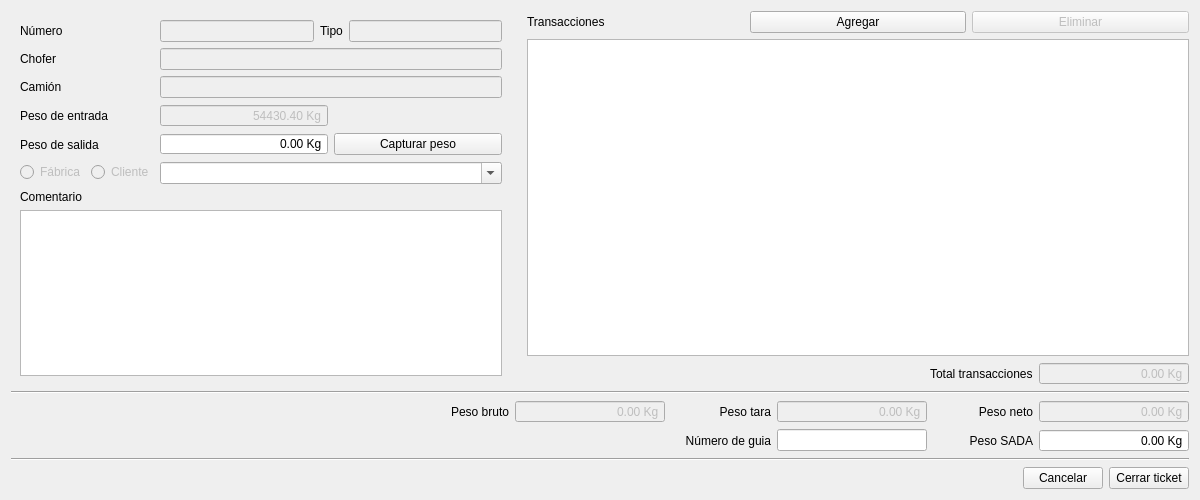
First picture: the form in romano/ui/close_ticket.ui, repository elshaka/Romano, before the edit.
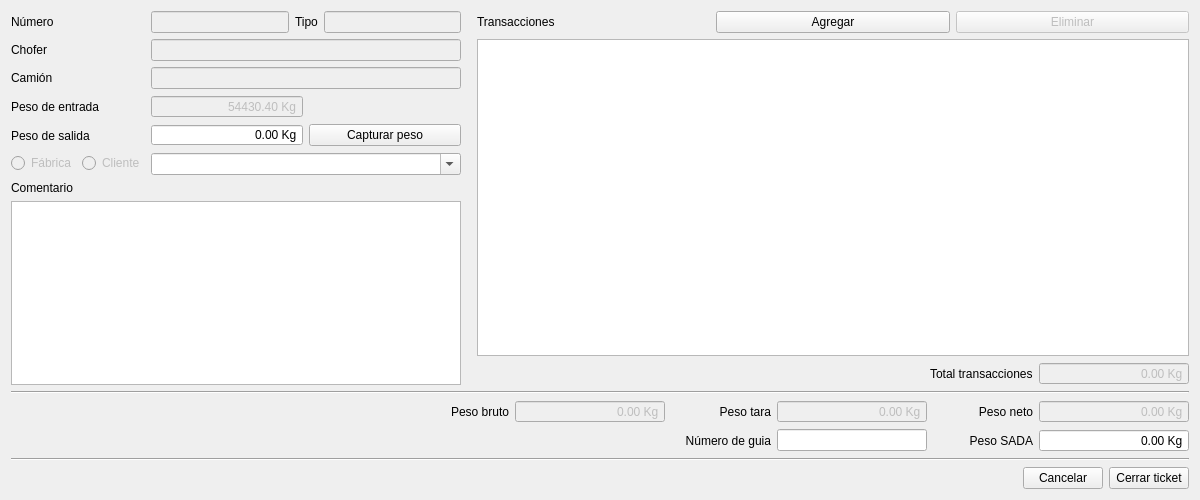
Second picture: the form after the edit. Icons and pictures are not drawn.

Commit message: Improved focus policy in close ticket dialog

```diff
--- a/romano/ui/close_ticket.ui
+++ b/romano/ui/close_ticket.ui
@@ -26,11 +26,14 @@
       <widget class="QWidget" name="ticketWidget" native="true">
        <property name="maximumSize">
         <size>
-         <width>500</width>
+         <width>450</width>
          <height>16777215</height>
         </size>
        </property>
        <layout class="QVBoxLayout" name="ticketLayout" stretch="0,0,0">
+        <property name="margin">
+         <number>0</number>
+        </property>
         <item>
          <layout class="QFormLayout" name="ticketFormLayout">
           <property name="fieldGrowthPolicy">
@@ -41,6 +44,9 @@
             <property name="text">
              <string>Número</string>
             </property>
+            <property name="alignment">
+             <set>Qt::AlignLeading|Qt::AlignLeft|Qt::AlignVCenter</set>
+            </property>
            </widget>
           </item>
           <item row="0" column="1">
@@ -244,7 +250,11 @@
          </widget>
         </item>
         <item>
-         <widget class="QTextEdit" name="commentTextEdit"/>
+         <widget class="QPlainTextEdit" name="commentPlainTextEdit">
+          <property name="tabChangesFocus">
+           <bool>true</bool>
+          </property>
+         </widget>
         </item>
        </layout>
       </widget>
```
Left out of the diff: 3 changed lines with no effect on the pictures. The commit also changes 2 other files.
